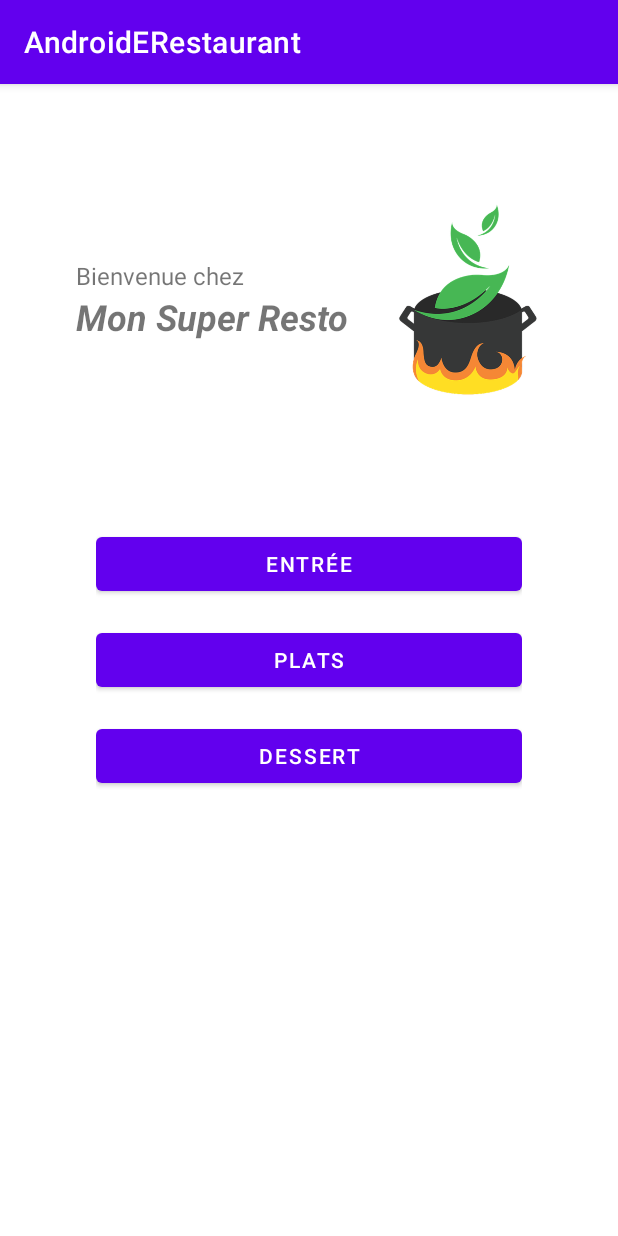
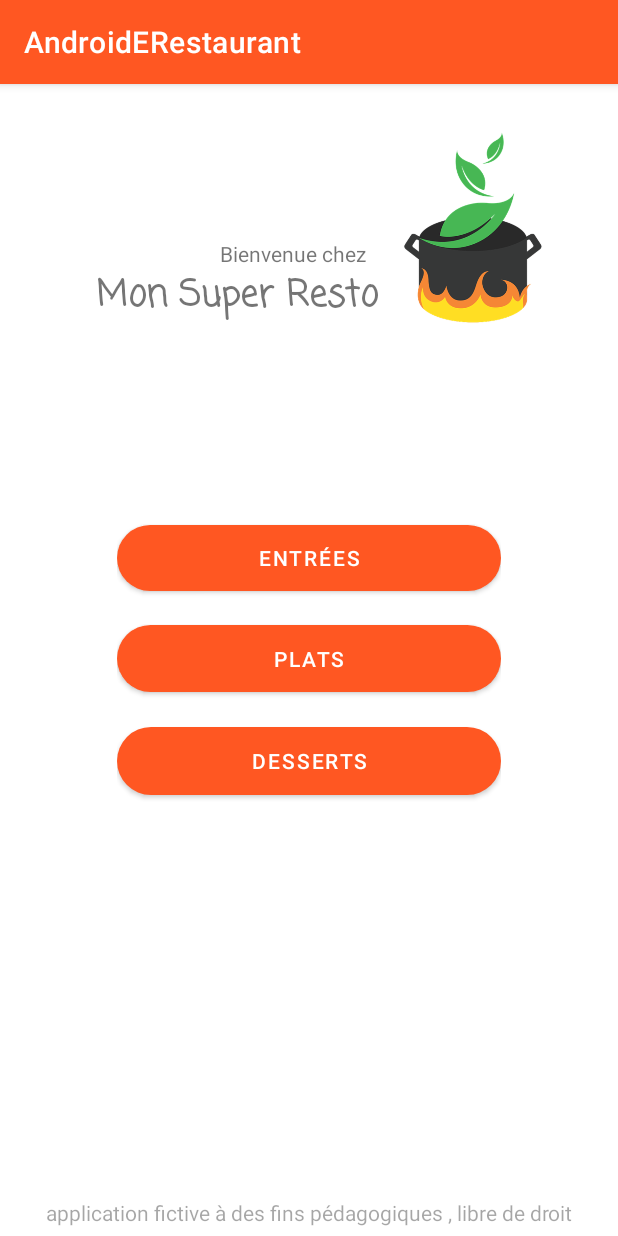
Before and after one commit to Qentah/AndroidERestaurant, an Android app: the screen it shows after launch (HomeActivity), on a phone screen of 412 x 824 dp. Run offline under Robolectric (Android 15) with nearby library versions, the phone set to English and light mode, and no system bars.

Commit message:
Updated new layout + Add new activity_cat_select_detail.xml

```diff
--- a/app/src/main/AndroidManifest.xml
+++ b/app/src/main/AndroidManifest.xml
@@ -10,6 +10,9 @@
         android:supportsRtl="true"
         android:theme="@style/Theme.AndroidERestaurant">
         <activity
+            android:name=".CatSelectDetail"
+            android:exported="false" />
+        <activity
             android:name=".HomeActivity"
             android:exported="true">
             <intent-filter>
--- /dev/null
+++ b/app/src/main/java/fr/isen/henry/androiderestaurant/CatSelectDetail.kt
@@ -0,0 +1,11 @@
+package fr.isen.henry.androiderestaurant
+
+import androidx.appcompat.app.AppCompatActivity
+import android.os.Bundle
+
+class CatSelectDetail : AppCompatActivity() {
+    override fun onCreate(savedInstanceState: Bundle?) {
+        super.onCreate(savedInstanceState)
+        setContentView(R.layout.activity_cat_select_detail)
+    }
+}
--- a/app/src/main/java/fr/isen/henry/androiderestaurant/HomeActivity.kt
+++ b/app/src/main/java/fr/isen/henry/androiderestaurant/HomeActivity.kt
@@ -10,9 +10,9 @@ class HomeActivity : AppCompatActivity() {
         super.onCreate(savedInstanceState)
         setContentView(R.layout.activity_home)
 
-        val button = findViewById<Button>(R.id.button)
-        val button2 = findViewById<Button>(R.id.button2)
-        val button3 = findViewById<Button>(R.id.button3)
+        val button = findViewById<Button>(R.id.btn1)
+        val button2 = findViewById<Button>(R.id.btn2)
+        val button3 = findViewById<Button>(R.id.btn3)
 
         button.setOnClickListener {
             displayToast(button.text)
--- /dev/null
+++ b/app/src/main/res/layout/activity_cat_select_detail.xml
@@ -0,0 +1,7 @@
+<?xml version="1.0" encoding="utf-8"?>
+<androidx.constraintlayout.widget.ConstraintLayout xmlns:android="http://schemas.android.com/apk/res/android"
+    xmlns:app="http://schemas.android.com/apk/res-auto"
+    xmlns:tools="http://schemas.android.com/tools"
+    android:layout_width="match_parent"
+    android:layout_height="match_parent"
+    tools:context=".CatSelectDetail"/>
--- a/app/src/main/res/layout/activity_home.xml
+++ b/app/src/main/res/layout/activity_home.xml
@@ -7,90 +7,93 @@
     android:layout_height="match_parent"
     tools:context=".HomeActivity">
 
-    <LinearLayout
-        android:id="@+id/Hero"
-        android:layout_width="match_parent"
-        android:layout_height="wrap_content"
-        android:layout_marginTop="64dp"
-        android:gravity="center"
-        android:orientation="horizontal"
-        android:padding="@dimen/default_padding"
-        app:layout_constraintEnd_toEndOf="parent"
-        app:layout_constraintStart_toStartOf="parent"
-        app:layout_constraintTop_toTopOf="parent">
-
-        <LinearLayout
-            android:id="@+id/HeroTextGroup"
+    <TextView
+        android:id="@+id/WelcomeText"
         android:layout_width="wrap_content"
         android:layout_height="wrap_content"
-            android:orientation="vertical"
-            android:padding="@dimen/default_padding">
-
-            <TextView
-                android:id="@+id/WelcomeText"
-                android:layout_width="match_parent"
-                android:layout_height="wrap_content"
+        android:layout_marginEnd="8dp"
         android:text="@string/welcometext"
-                android:textSize="16sp" />
+        app:layout_constraintBottom_toTopOf="@+id/NameText"
+        app:layout_constraintEnd_toStartOf="@+id/Logo" />
 
     <TextView
         android:id="@+id/NameText"
-                android:layout_width="match_parent"
+        android:layout_width="wrap_content"
         android:layout_height="wrap_content"
+        android:fontFamily="casual"
         android:text="@string/restoname"
         android:textSize="24sp"
-                android:textStyle="bold|italic" />
-        </LinearLayout>
-
-        <FrameLayout
-            android:layout_width="wrap_content"
-            android:layout_height="wrap_content">
+        android:textStyle="bold"
+        app:layout_constraintBottom_toBottomOf="@+id/Logo"
+        app:layout_constraintEnd_toStartOf="@+id/Logo" />
 
     <ImageView
-                android:id="@+id/HeroImg"
+        android:id="@+id/Logo"
         android:layout_width="128dp"
         android:layout_height="128dp"
+        android:layout_marginTop="32dp"
+        android:layout_marginEnd="32dp"
         android:contentDescription="@string/attrlogo"
+        app:layout_constraintEnd_toEndOf="parent"
+        app:layout_constraintTop_toTopOf="parent"
+        app:srcCompat="@drawable/logo"
         tools:ignore="ImageContrastCheck,ImageContrastCheck"
-                tools:src="@drawable/logo"
-                app:srcCompat="@drawable/logo"/>
-        </FrameLayout>
-
-    </LinearLayout>
+        tools:src="@drawable/logo" />
 
     <LinearLayout
-        android:id="@+id/ButtonGroup"
-        android:layout_width="match_parent"
-        android:layout_height="wrap_content"
-        android:divider="@drawable/empty_tall_divider"
+        android:layout_width="256dp"
+        android:layout_height="192dp"
+        android:gravity="center"
         android:orientation="vertical"
-        android:padding="64dp"
-        android:showDividers="middle"
         app:layout_constraintBottom_toBottomOf="parent"
         app:layout_constraintEnd_toEndOf="parent"
         app:layout_constraintStart_toStartOf="parent"
         app:layout_constraintTop_toTopOf="parent">
 
         <Button
-            android:id="@+id/button"
+            android:id="@+id/btn1"
             android:layout_width="match_parent"
             android:layout_height="0dp"
             android:layout_weight="1"
-            android:text="@string/bt1text" />
+            android:text="@string/bt1text"
+            app:cornerRadius="32dp" />
+
+        <View
+            android:layout_width="match_parent"
+            android:layout_height="0dp"
+            android:layout_weight="0.2" />
 
         <Button
-            android:id="@+id/button2"
+            android:id="@+id/btn2"
             android:layout_width="match_parent"
             android:layout_height="0dp"
             android:layout_weight="1"
-            android:text="@string/bt2text" />
+            android:text="@string/bt2text"
+            app:cornerRadius="32dp" />
+
+        <View
+            android:layout_width="match_parent"
+            android:layout_height="0dp"
+            android:layout_weight="0.2" />
 
         <Button
-            android:id="@+id/button3"
+            android:id="@+id/btn3"
             android:layout_width="match_parent"
             android:layout_height="0dp"
             android:layout_weight="1"
-            android:text="@string/bt3text" />
+            android:text="@string/bt3text"
+            app:cornerRadius="32dp" />
     </LinearLayout>
 
+    <TextView
+        android:id="@+id/FooterText"
+        android:layout_width="wrap_content"
+        android:layout_height="wrap_content"
+        android:padding="6dp"
+        android:text="application fictive à des fins pédagogiques , libre de droit"
+        android:textColor="#59000000"
+        app:layout_constraintBottom_toBottomOf="parent"
+        app:layout_constraintEnd_toEndOf="parent"
+        app:layout_constraintStart_toStartOf="parent" />
+
 </androidx.constraintlayout.widget.ConstraintLayout>
--- a/app/src/main/res/values/colors.xml
+++ b/app/src/main/res/values/colors.xml
@@ -7,4 +7,8 @@
     <color name="teal_700">#FF018786</color>
     <color name="black">#FF000000</color>
     <color name="white">#FFFFFFFF</color>
+    <color name="fire">#FF5722</color>
+    <color name="fire_second">#F44336</color>
+    <color name="leaf">#4CAF50</color>
+    <color name="leaf_second">#8BC34A</color>
 </resources>
--- a/app/src/main/res/values/strings.xml
+++ b/app/src/main/res/values/strings.xml
@@ -1,9 +1,9 @@
 <resources>
     <string name="app_name">AndroidERestaurant</string>
     <string name="author">Quentin HENRY</string>
-    <string name="bt1text">Entrée</string>
+    <string name="bt1text">Entrées</string>
     <string name="bt2text">Plats</string>
-    <string name="bt3text">Dessert</string>
+    <string name="bt3text">Desserts</string>
     <string name="welcometext">Bienvenue chez</string>
     <string name="restoname">Mon Super Resto</string>
     <string name="attrlogo">Logo of Restaurant</string>
--- a/app/src/main/res/values/themes.xml
+++ b/app/src/main/res/values/themes.xml
@@ -2,12 +2,12 @@
     <!-- Base application theme. -->
     <style name="Theme.AndroidERestaurant" parent="Theme.MaterialComponents.DayNight.DarkActionBar">
         <!-- Primary brand color. -->
-        <item name="colorPrimary">@color/purple_500</item>
-        <item name="colorPrimaryVariant">@color/purple_700</item>
+        <item name="colorPrimary">@color/fire</item>
+        <item name="colorPrimaryVariant">@color/fire_second</item>
         <item name="colorOnPrimary">@color/white</item>
         <!-- Secondary brand color. -->
-        <item name="colorSecondary">@color/teal_200</item>
-        <item name="colorSecondaryVariant">@color/teal_700</item>
+        <item name="colorSecondary">@color/leaf</item>
+        <item name="colorSecondaryVariant">@color/leaf_second</item>
         <item name="colorOnSecondary">@color/black</item>
         <!-- Status bar color. -->
         <item name="android:statusBarColor" tools:targetApi="l">?attr/colorPrimaryVariant</item>
```
Lines whose indentation alone changed are shown as unchanged.
